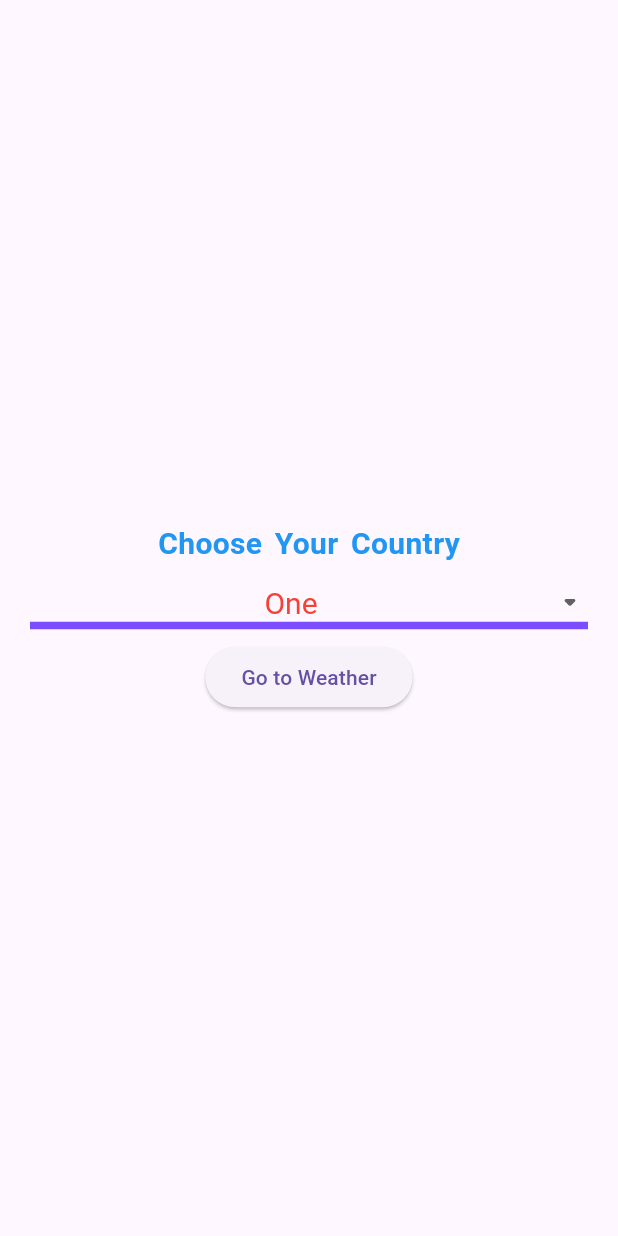
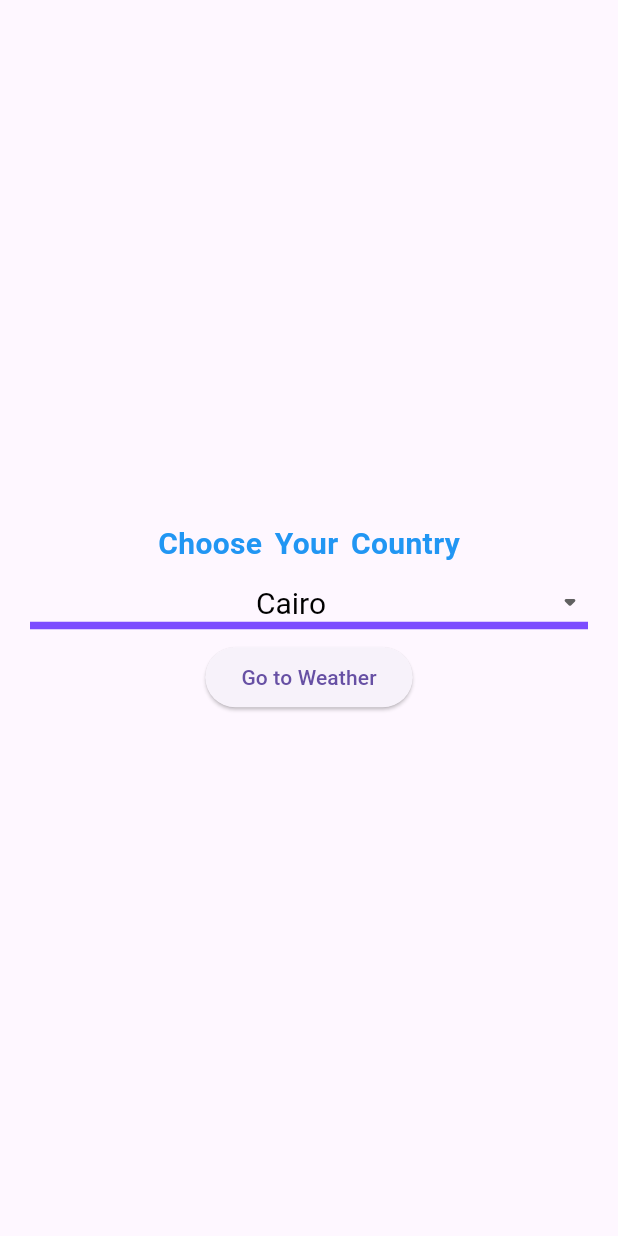
Before and after one commit to mahmoudbakir2015/weather, a Flutter app: the screen it shows after launch, on a phone screen of 412 x 824 dp. Run offline on Flutter 3.47's test engine with Material 3 defaults, Android fonts, the phone set to English and light mode, and no system bars.

Commit message:
add capital country in Constants

```diff
--- a/lib/constants/constants.dart
+++ b/lib/constants/constants.dart
@@ -0,0 +1,33 @@
+abstract class Constants {
+  static List<String> capitalCountry = <String>{
+    'Cairo',
+    'London',
+    'Paris',
+    'Kabul',
+    'Tirana',
+    'Algiers',
+    'Luanda',
+    'Yerevan',
+    'Canberra',
+    'Baku',
+    'Manama',
+    'Dhaka',
+    'Minsk',
+    'Brussels',
+    'Brasilia',
+    'Yaoundé',
+    'Praia',
+    'Beijing',
+    'Djibouti',
+    'Accra',
+    'Baghdad',
+    'Rome',
+    'Tokyo',
+    'Tripoli',
+    'Islamabad',
+    'Doha',
+    'Lisbon',
+    'Moscow',
+    'Riyadh',
+  }.toList();
+}
--- a/lib/presentation/choose_city/choose_city.dart
+++ b/lib/presentation/choose_city/city.dart
@@ -1,15 +1,16 @@
 import 'package:flutter/material.dart';
 
-class ChooseCity extends StatefulWidget {
-  const ChooseCity({super.key});
+import '../../constants/constants.dart';
+
+class City extends StatefulWidget {
+  const City({super.key});
 
   @override
-  State<ChooseCity> createState() => _ChooseCityState();
+  State<City> createState() => _CityState();
 }
 
-class _ChooseCityState extends State<ChooseCity> {
-  List<String> country = <String>['One', 'Two', 'Three', 'Four'];
-  String dropdownValue = 'One';
+class _CityState extends State<City> {
+  String dropdownValue = Constants.capitalCountry.first;
   @override
   Widget build(BuildContext context) {
     return Scaffold(
@@ -35,6 +36,8 @@ class _ChooseCityState extends State<ChooseCity> {
                   height: 50,
                   width: double.infinity,
                   child: DropdownButton<String>(
+                    menuMaxHeight: 400,
+                    autofocus: true,
                     value: dropdownValue,
                     icon: const Icon(Icons.arrow_drop_down_rounded),
                     elevation: 16,
@@ -51,15 +54,15 @@ class _ChooseCityState extends State<ChooseCity> {
                         dropdownValue = value!;
                       });
                     },
-                    items:
-                        country.map<DropdownMenuItem<String>>((String value) {
+                    items: Constants.capitalCountry
+                        .map<DropdownMenuItem<String>>((String value) {
                       return DropdownMenuItem<String>(
                         alignment: Alignment.center,
                         value: value,
                         child: Text(
                           value,
                           style: const TextStyle(
-                            color: Colors.red,
+                            color: Colors.black,
                             fontSize: 20,
                           ),
                         ),
--- a/lib/presentation/splash_view/splash_view.dart
+++ b/lib/presentation/splash_view/splash_view.dart
@@ -1,6 +1,6 @@
 import 'package:flutter/material.dart';
 
-import '../choose_city/choose_city.dart';
+import '../choose_city/city.dart';
 
 class SplashView extends StatefulWidget {
   const SplashView({super.key});
@@ -17,7 +17,7 @@ class _SplashViewState extends State<SplashView> {
     )).then(
       (value) => Navigator.of(context).pushAndRemoveUntil(
         MaterialPageRoute(
-          builder: (context) => const ChooseCity(),
+          builder: (context) => const City(),
         ),
         (route) => false,
       ),
--- a/lib/widget/choose_city.dart
+++ b/lib/widget/choose_city.dart
@@ -1,52 +1,51 @@
-// ignore_for_file: public_member_api_docs, sort_constructors_first
-import 'package:flutter/material.dart';
+// // ignore_for_file: public_member_api_docs, sort_constructors_first
+// import 'package:flutter/material.dart';
 
-// ignore: must_be_immutable
-class ChooseCity extends StatefulWidget {
-  final List<String> country;
-  String? dropdownValue;
-  ChooseCity({
-    Key? key,
-    required this.country,
-    this.dropdownValue = 'Egypt',
-  }) : super(key: key);
+// // ignore: must_be_immutable
+// class ChooseCity extends StatefulWidget {
+//   String? dropdownValue;
+//   ChooseCity({
+//     Key? key,
+//   }) : super(key: key);
 
-  @override
-  State<ChooseCity> createState() => _ChooseCityState();
-}
+//   @override
+//   State<ChooseCity> createState() => _ChooseCityState();
+// }
 
-class _ChooseCityState extends State<ChooseCity> {
-  @override
-  Widget build(BuildContext context) {
-    return DropdownButton<String>(
-      value: widget.dropdownValue,
-      icon: const Icon(Icons.arrow_drop_down_rounded),
-      elevation: 16,
-      alignment: Alignment.center,
-      isExpanded: true,
-      style: const TextStyle(color: Colors.deepPurple),
-      underline: Container(
-        height: 5,
-        color: Colors.deepPurpleAccent,
-      ),
-      onChanged: (String? value) {
-        setState(() {
-          widget.dropdownValue = value!;
-        });
-      },
-      items: widget.country.map<DropdownMenuItem<String>>((String value) {
-        return DropdownMenuItem<String>(
-          alignment: Alignment.center,
-          value: value,
-          child: Text(
-            value,
-            style: const TextStyle(
-              color: Colors.red,
-              fontSize: 20,
-            ),
-          ),
-        );
-      }).toList(),
-    );
-  }
-}
+// class _ChooseCityState extends State<ChooseCity> {
+//   @override
+//   Widget build(BuildContext context) {
+//     return DropdownButton<String>(
+//       hint: const Text('Choose Country'),
+//       value: widget.dropdownValue,
+//       icon: const Icon(Icons.arrow_drop_down_rounded),
+//       elevation: 16,
+//       alignment: Alignment.center,
+//       isExpanded: true,
+//       style: const TextStyle(color: Colors.deepPurple),
+//       underline: Container(
+//         height: 5,
+//         color: Colors.deepPurpleAccent,
+//       ),
+//       onChanged: (String? value) {
+//         // This is called when the user selects an item.
+//         setState(() {
+//           widget.dropdownValue = value;
+//         });
+//       },
+//       items: widget.country.map<DropdownMenuItem<String>>((String value) {
+//         return DropdownMenuItem<String>(
+//           alignment: Alignment.center,
+//           value: value,
+//           child: Text(
+//             value,
+//             style: const TextStyle(
+//               color: Colors.red,
+//               fontSize: 20,
+//             ),
+//           ),
+//         );
+//       }).toList(),
+//     );
+//   }
+// }
```
